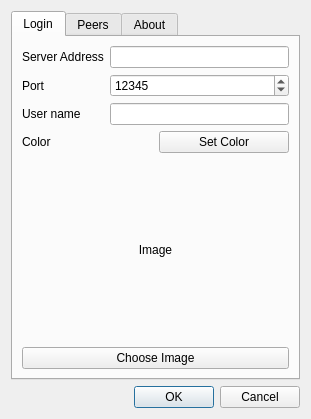
Above: TeamRadarDlg.ui from congchenutd/teamradar before the change. Below: the same form after it.
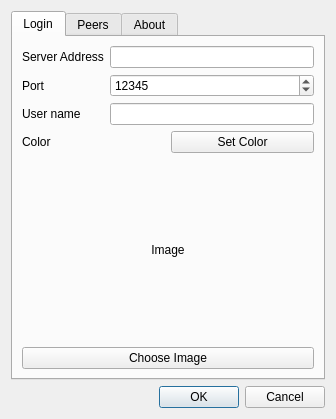
That is the form after the change.

Patch:
```diff
--- a/TeamRadarDlg.ui
+++ b/TeamRadarDlg.ui
@@ -6,7 +6,7 @@
    <rect>
     <x>0</x>
     <y>0</y>
-    <width>311</width>
+    <width>336</width>
     <height>419</height>
    </rect>
   </property>
```
